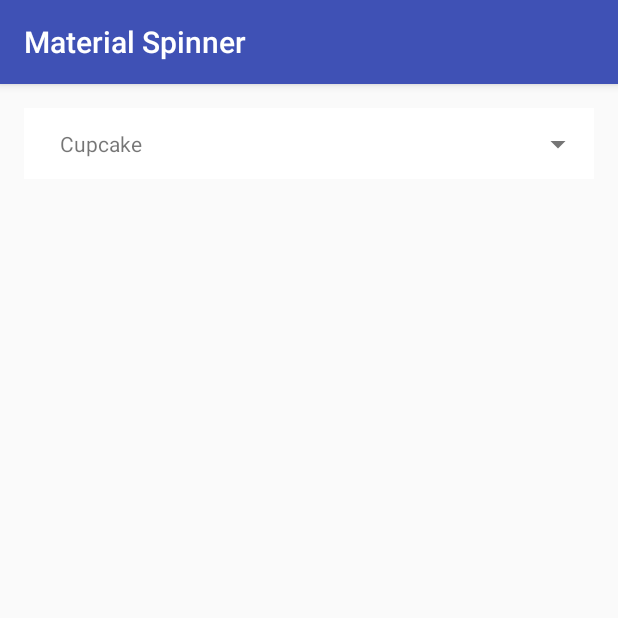
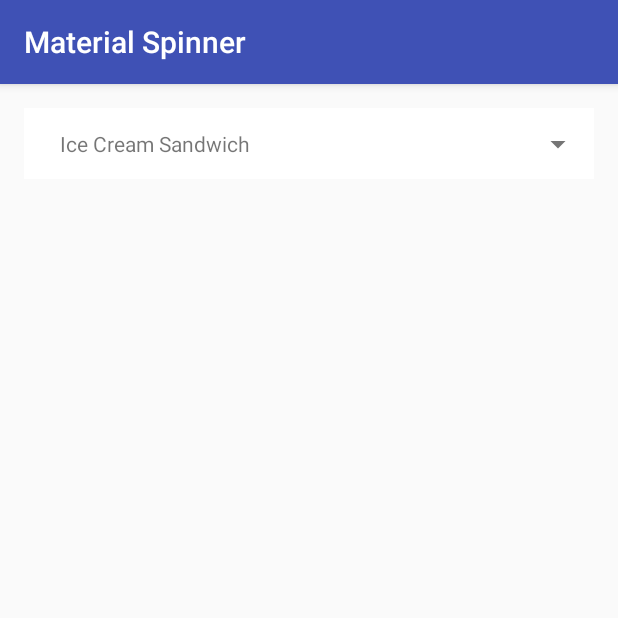
Before and after one commit to jaredrummler/MaterialSpinner, an Android app: the screen it shows after launch (MainActivity), on a phone screen of 412 x 824 dp, the top half of it. Run offline under Robolectric (Android 15) with nearby library versions, the phone set to English and light mode, and no system bars; plain views replace rummler.

Commit message:
yummy treats

```diff
--- a/app/src/main/java/com/jaredrummler/materialspinner/example/MainActivity.java
+++ b/app/src/main/java/com/jaredrummler/materialspinner/example/MainActivity.java
@@ -49,7 +49,7 @@ public class MainActivity extends AppCompatActivity {
     });
 
     MaterialSpinner spinner = (MaterialSpinner) findViewById(R.id.spinner);
-    spinner.setItems("Cupcake", "Donut");
+    spinner.setItems("Ice Cream Sandwich", "Jelly Bean", "KitKat", "Lollipop", "Marshmallow");
     spinner.setOnItemSelectedListener(new MaterialSpinner.OnItemSelectedListener<String>() {
 
       @Override public void onItemSelected(MaterialSpinner view, int position, long id, String item) {
```
